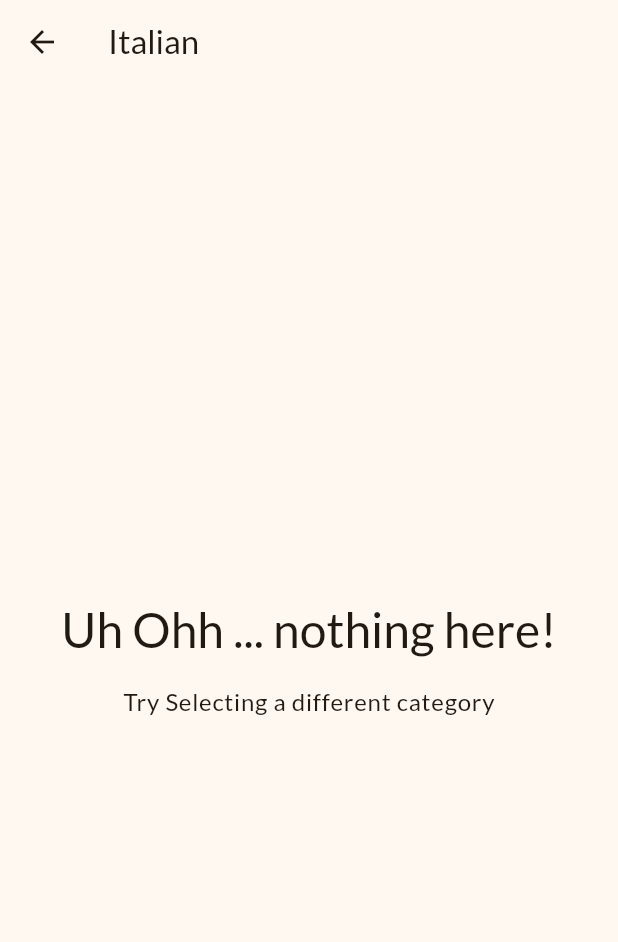
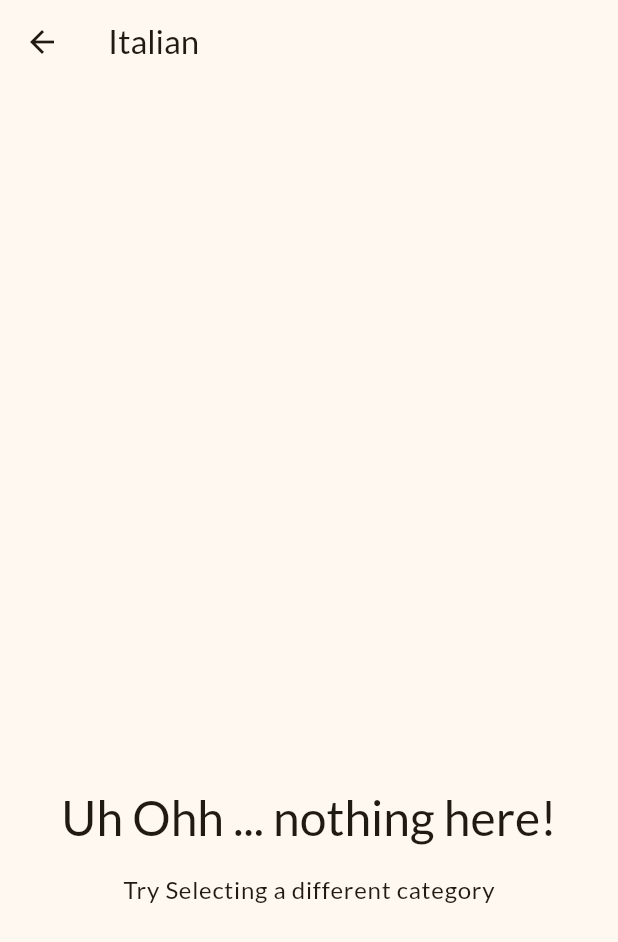
Before and after one commit to muhammed-suhaid/Meal-Mate, a Flutter app: the CategoriesScreen widget shown alone on an empty page, opened directly with empty values, after a tap on "Italian", on a phone screen of 412 x 824 dp. Shown: the top 942 px of the screen. Run offline on Flutter 3.47's test engine with Material 3 defaults, Android fonts, the phone set to English and light mode, and no system bars; our stand-ins replace flutter_riverpod, google_fonts, iconsax, transparent_image; network calls fail.

Commit message:
created the meal list screen and meal item

```diff
--- /dev/null
+++ b/lib/screens/component/meal_list.dart
@@ -0,0 +1,101 @@
+import 'package:flutter/material.dart';
+import 'package:meal_mate/models/meal.dart';
+import 'package:meal_mate/screens/component/meal_item.dart';
+import 'package:meal_mate/screens/meal_details.dart';
+
+class MealListScreen extends StatelessWidget {
+  const MealListScreen({
+    super.key,
+    this.title,
+    required this.meals,
+  });
+  final String? title;
+  final List<Meal> meals;
+
+  void onSelectMeal(BuildContext context, Meal meal) {
+    Navigator.of(context).push(
+      MaterialPageRoute(
+        builder: (context) => MealDetailsScreen(
+          meal: meal,
+        ),
+      ),
+    );
+  }
+
+  @override
+  Widget build(BuildContext context) {
+    Widget content = Center(
+      child: Column(
+        mainAxisSize: MainAxisSize.min,
+        children: [
+          const SizedBox(
+            height: 250,
+          ),
+          Text(
+            'Uh Ohh ... nothing here!',
+            style: Theme.of(context).textTheme.headlineLarge!.copyWith(
+                  color: Theme.of(context).colorScheme.onBackground,
+                ),
+          ),
+          const SizedBox(
+            height: 16,
+          ),
+          Text(
+            'Try Selecting a different category',
+            style: Theme.of(context).textTheme.bodyLarge!.copyWith(
+                  color: Theme.of(context).colorScheme.onBackground,
+                ),
+          ),
+        ],
+      ),
+    );
+
+    if (meals.isNotEmpty) {
+      content = ListView.builder(
+          physics: title == null
+              ? const NeverScrollableScrollPhysics()
+              : const BouncingScrollPhysics(),
+          shrinkWrap: title == null ? true : false,
+          itemCount: meals.length,
+          itemBuilder: (context, index) {
+            return MealItem(
+              meal: meals[index],
+              onSelectMeal: (meal) {
+                onSelectMeal(context, meal);
+              },
+            );
+          });
+    }
+    if (title == null) {
+      return SafeArea(
+        child: Padding(
+          padding: const EdgeInsets.symmetric(horizontal: 4),
+          child: Column(
+            crossAxisAlignment: CrossAxisAlignment.start,
+            children: [
+              Padding(
+                padding:
+                    const EdgeInsets.symmetric(horizontal: 20, vertical: 20),
+                child: Text(
+                  "Your Favourite\nRecipes",
+                  style: Theme.of(context).textTheme.titleLarge!.copyWith(
+                        fontSize: 30,
+                        fontWeight: FontWeight.bold,
+                        color: const Color.fromRGBO(37, 174, 135, 1),
+                      ),
+                ),
+              ),
+              content,
+            ],
+          ),
+        ),
+      );
+    }
+    return Scaffold(
+      appBar: AppBar(
+        title: Text(title!),
+      ),
+      body: content,
+    );
+  }
+}
--- a/lib/screens/meals_screen/categories.dart
+++ b/lib/screens/meals_screen/categories.dart
@@ -4,7 +4,7 @@ import 'package:meal_mate/data/dummy_data.dart';
 import 'package:meal_mate/models/category.dart';
 import 'package:meal_mate/models/meal.dart';
 import 'package:meal_mate/screens/component/filters.dart';
-import 'package:meal_mate/screens/meals.dart';
+import 'package:meal_mate/screens/component/meal_list.dart';
 import 'package:meal_mate/screens/meals_screen/widgets/category_list_item.dart';
 
 class CategoriesScreen extends StatefulWidget {
@@ -47,7 +47,7 @@ class _CategoriesScreenState extends State<CategoriesScreen>
     Navigator.push(
       context,
       MaterialPageRoute(
-        builder: (context) => MealsScreen(
+        builder: (context) => MealListScreen(
           title: category.title,
           meals: filteredMeals,
         ),
--- a/lib/screens/meals_screen/widgets/category_list_item.dart
+++ b/lib/screens/meals_screen/widgets/category_list_item.dart
@@ -15,7 +15,7 @@ class CategoryListItem extends StatelessWidget {
   Widget build(BuildContext context) {
     return InkWell(
       onTap: onSelectCategory,
-      splashColor: Theme.of(context).primaryColor,
+      splashColor: Colors.transparent,
       borderRadius: BorderRadius.circular(16),
       child: Container(
         height: 70,
```
Also changed, not shown: lib/screens/component/meal_item.dart (added, +174 -0 lines), lib/screens/component/tabs.dart (+2 -14 lines), lib/screens/home_screen/widgets/home_categories.dart (+14 -0 lines), lib/screens/home_screen/widgets/home_meal_item.dart (+8 -1 lines), lib/screens/home_screen/widgets/home_trending.dart (+14 -0 lines).
